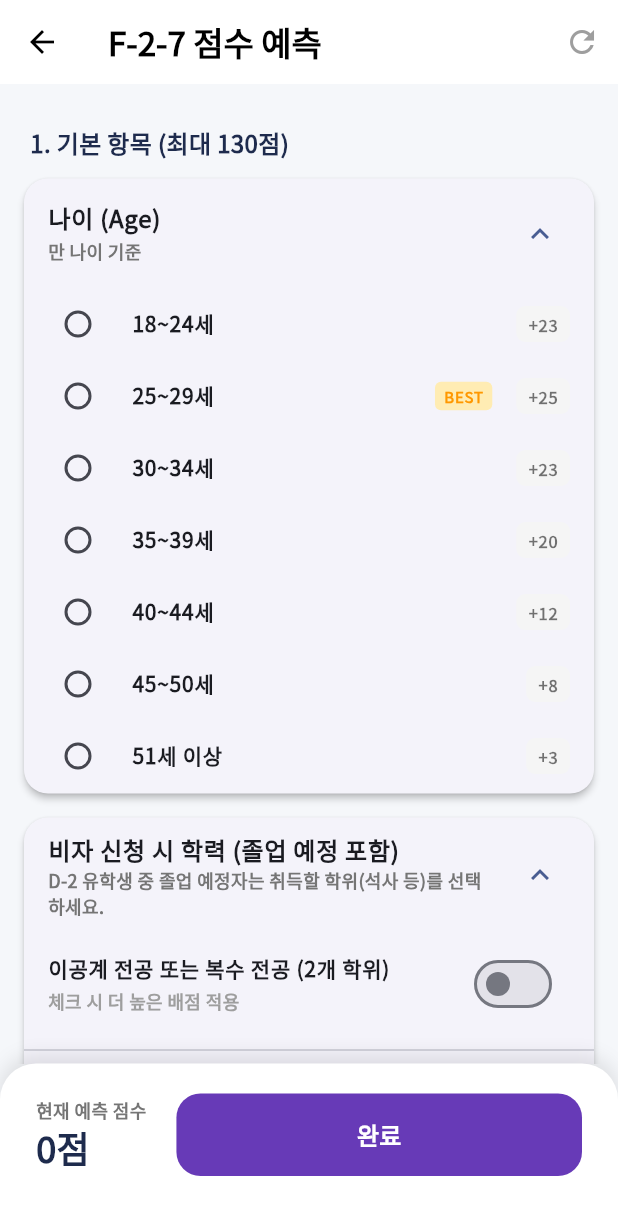
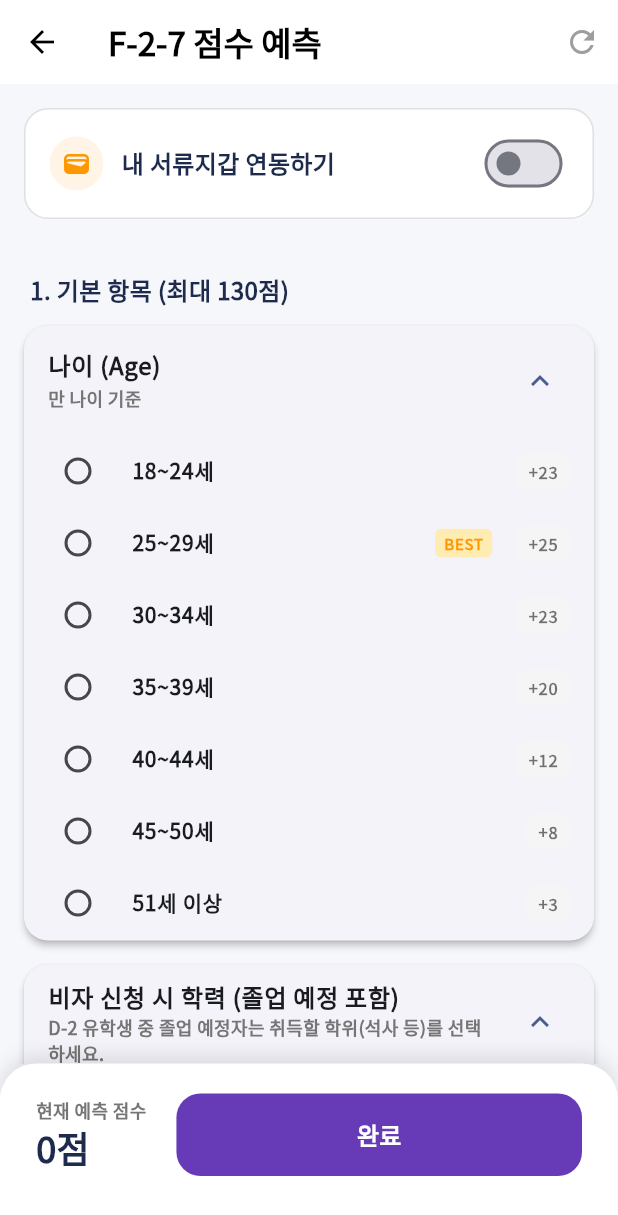
Before and after one commit to GUBBIB/CUTY, a Flutter app: the F27VisaCalculatorScreen screen opened directly, on a phone screen of 412 x 824 dp. Shown: the top 1215 px of the screen. Run offline on Flutter 3.47's test engine with Material 3 defaults, Android fonts, the phone set to English and light mode, and no system bars; our stand-ins replace dio, fl_chart, flutter_riverpod, flutter_secure_storage, google_fonts, shared_preferences; missing offline and left inert: window_manager; accounts and stored records are empty.

Commit message:
Feat: Implement Spec Wallet Link Toggle

```diff
--- a/cuty_app/lib/screens/visa/f27_visa_calculator_screen.dart
+++ b/cuty_app/lib/screens/visa/f27_visa_calculator_screen.dart
@@ -65,6 +65,57 @@ class _F27VisaCalculatorScreenState extends State<F27VisaCalculatorScreen> {
                 child: ListView(
                   padding: const EdgeInsets.all(16),
                   children: [
+
+                    // --- 서류지갑 연동하기 (NEW) ---
+                    Container(
+                      margin: const EdgeInsets.only(bottom: 24),
+                      padding: const EdgeInsets.symmetric(horizontal: 16, vertical: 12),
+                      decoration: BoxDecoration(
+                        color: Colors.white,
+                        borderRadius: BorderRadius.circular(16),
+                        border: Border.all(color: const Color(0xFFE0E0E0)),
+                      ),
+                      child: Row(
+                        children: [
+                          Container(
+                            padding: const EdgeInsets.all(8),
+                            decoration: BoxDecoration(
+                              color: Colors.orange.withOpacity(0.1),
+                              shape: BoxShape.circle,
+                            ),
+                            child: const Icon(Icons.wallet, color: Colors.orange, size: 20),
+                          ),
+                          const SizedBox(width: 12),
+                          Expanded(
+                            child: Text(
+                              '내 서류지갑 연동하기',
+                              style: GoogleFonts.notoSansKr(
+                                fontSize: 16,
+                                fontWeight: FontWeight.bold,
+                                color: const Color(0xFF1E2B4D),
+                              ),
+                            ),
+                          ),
+                          Switch(
+                            value: store.isSpecWalletLinked,
+                            activeColor: Colors.white,
+                            activeTrackColor: const Color(0xFF673AB7),
+                            onChanged: (value) {
+                              store.toggleSpecWallet(value);
+                              if (value) {
+                                ScaffoldMessenger.of(context).showSnackBar(
+                                  const SnackBar(
+                                    content: Text('서류지갑 데이터가 연동되었습니다.'),
+                                    duration: Duration(seconds: 1),
+                                  ),
+                                );
+                              }
+                            },
+                          ),
+                        ],
+                      ),
+                    ),
+
                     _buildSectionTitle('1. 기본 항목 (최대 130점)'),
 
                     // --- 나이 ---
```
Also changed, not shown: cuty_app/lib/providers/auth_provider.dart (added, +38 -0 lines).
